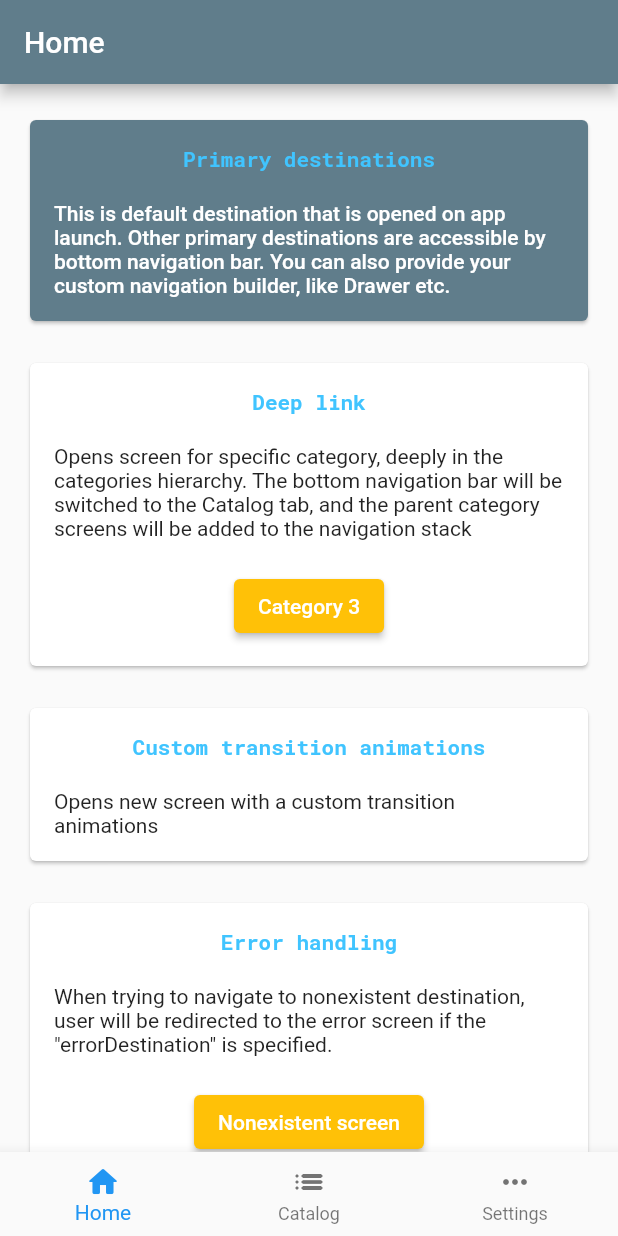
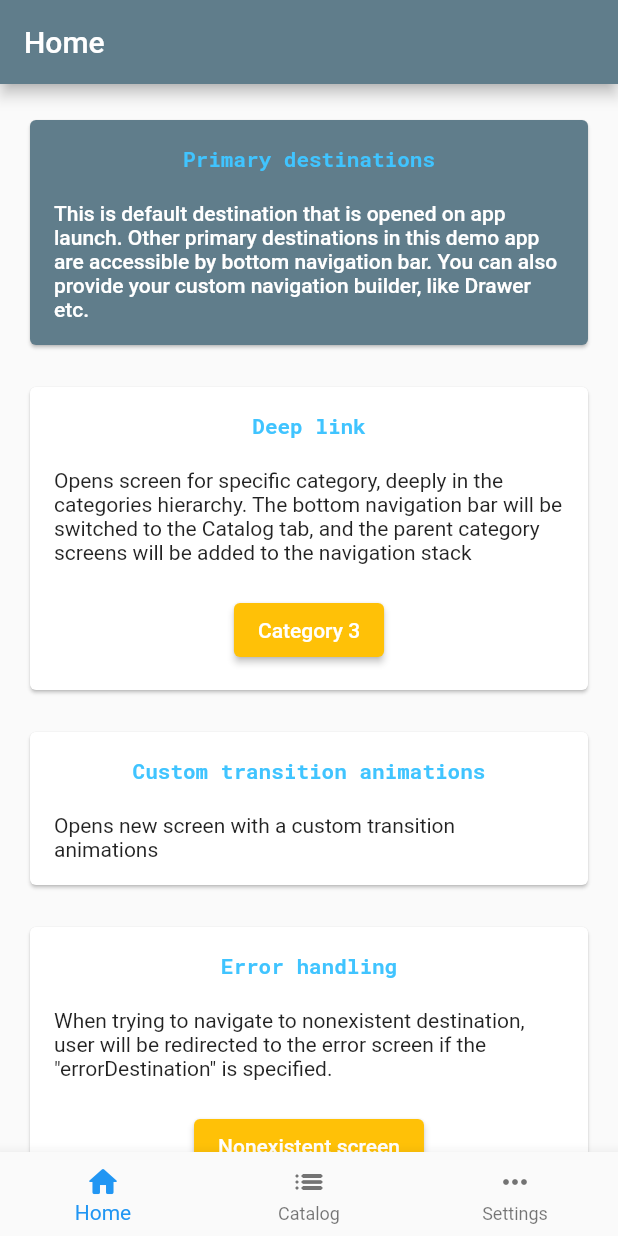
Before and after one commit to echedev/theseus-navigator, a Flutter app: the screen it shows after launch, after a tap on "Nonexistent screen", on a phone screen of 412 x 824 dp. Run offline on Flutter 3.47's test engine with Material 2 defaults, Android fonts, the phone set to English and light mode, and no system bars; our stand-ins replace google_fonts; statements that could not run were skipped.

Commit message:
Handle destination parameters error

```diff
--- a/example/lib/home/home_screen.dart
+++ b/example/lib/home/home_screen.dart
@@ -21,7 +21,7 @@ class HomeScreen extends StatelessWidget {
           const InfoItem(
             title: 'Primary destinations',
             description:
-                '''This is default destination that is opened on app launch. Other primary destinations are accessible by bottom navigation bar. You can also provide your custom navigation builder, like Drawer etc.''',
+                '''This is default destination that is opened on app launch. Other primary destinations in this demo app are accessible by bottom navigation bar. You can also provide your custom navigation builder, like Drawer etc.''',
             isDarkStyle: true,
           ),
           InfoItem(
@@ -51,7 +51,7 @@ class HomeScreen extends StatelessWidget {
           InfoItem(
             title: 'Error handling',
             description:
-            '''When trying to navigate to nonexistent destination, user will be redirected to the error screen if the "errorDestination" is specified.''',
+                '''When trying to navigate to nonexistent destination, user will be redirected to the error screen if the "errorDestination" is specified.''',
             child: ElevatedButton(
                 onPressed: () async {
                   navigationScheme.goTo(DestinationLight(
@@ -61,7 +61,9 @@ class HomeScreen extends StatelessWidget {
                 },
                 child: const Text('Nonexistent screen')),
           ),
-          const SizedBox(height: 20.0,)
+          const SizedBox(
+            height: 20.0,
+          )
         ],
       ),
     );
--- a/lib/exceptions.dart
+++ b/lib/exceptions.dart
@@ -19,7 +19,7 @@ class DestinationNotMatchException implements Exception {
 class UnknownDestinationException implements Exception {
   /// Creates exception object.
   ///
-  UnknownDestinationException(this.destination);
+  UnknownDestinationException([this.destination]);
 
   /// A destination that is not found in the navigation scheme.
   Destination? destination;
--- a/lib/route_parser.dart
+++ b/lib/route_parser.dart
@@ -30,19 +30,28 @@ class TheseusRouteInformationParser
   final NavigationScheme navigationScheme;
 
   @override
-  Future<Destination> parseRouteInformation(RouteInformation routeInformation) {
+  Future<Destination> parseRouteInformation(
+      RouteInformation routeInformation) async {
     final uri = routeInformation.location ?? '';
     Log.d(runtimeType, 'parseRouteInformation(): $uri');
     final baseDestination = navigationScheme.findDestination(uri);
     if (baseDestination == null) {
       if (navigationScheme.errorDestination != null) {
         return SynchronousFuture(navigationScheme.errorDestination!);
-      }
-      else {
+      } else {
         throw UnknownUriException(uri);
       }
     }
-    return baseDestination.parse(uri);
+    try {
+      final result = await baseDestination.parse(uri);
+      return result;
+    } catch (error) {
+      if (navigationScheme.errorDestination != null) {
+        return SynchronousFuture(navigationScheme.errorDestination!);
+      } else {
+        throw UnknownUriException(uri);
+      }
+    }
   }
 
   @override
--- a/pubspec.yaml
+++ b/pubspec.yaml
@@ -1,6 +1,6 @@
 name: theseus_navigator
 description: Theseus Navigator is based on Navigator 2.0 and offers declarative navigation scheme, easy API, supports deeplinks, nested navigators and more.
-version: 0.0.7
+version: 0.0.8
 homepage: https://github.com/echedev/theseus-navigator
 repository: https://github.com/echedev/theseus-navigator
 
```
Also changed, not shown: example/lib/catalog/catalog_navigator.dart (+13 -5 lines), 2 other files.
